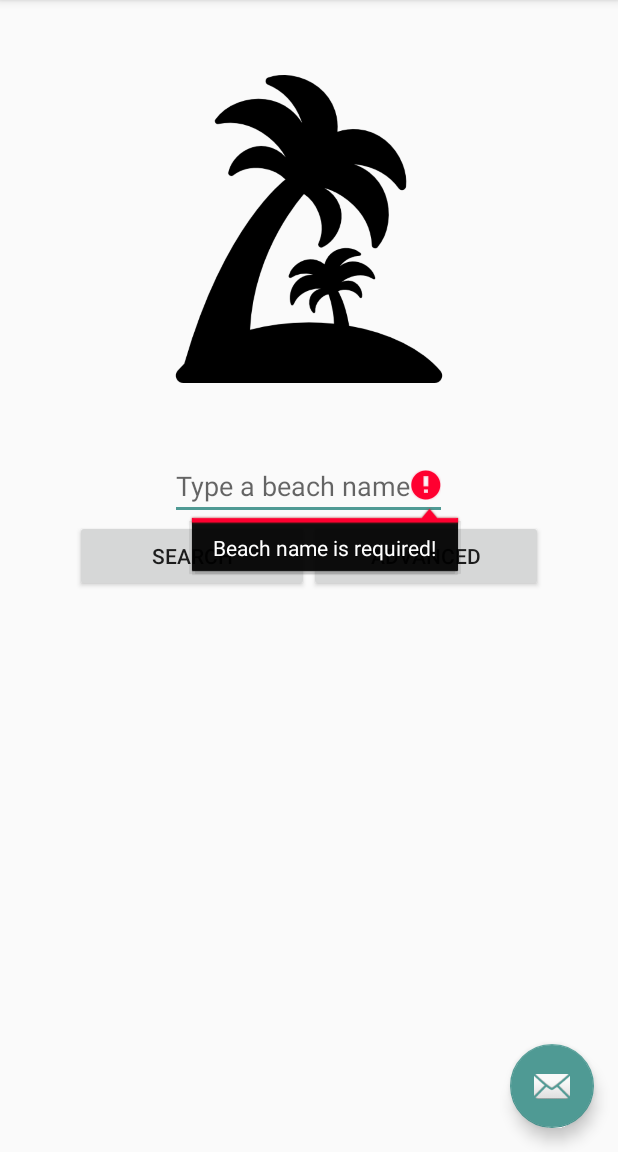
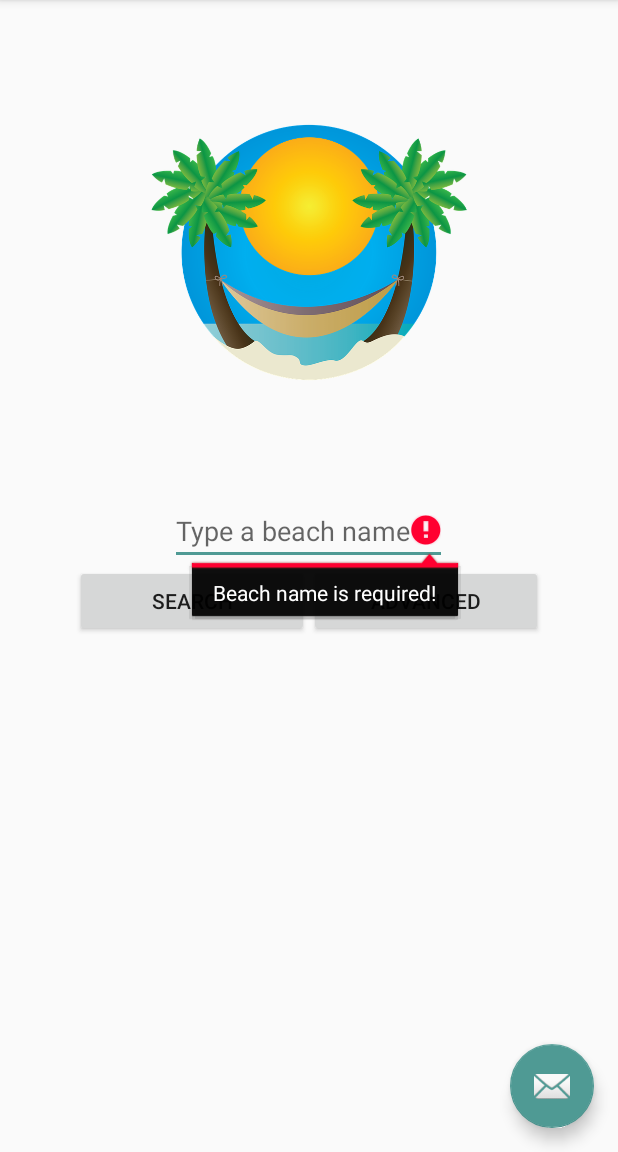
Before and after one commit to nvgomez11/BeachFinder, an Android app: the SearchActivity screen opened directly, with no data from a screen before it, after a tap on "SEARCH", on a phone screen of 412 x 824 dp, the part 84-1236 px from its top. Run offline under Robolectric (Android 15) with nearby library versions, the light colour scheme and no system bars; our stand-ins replace Volley; libraries missing offline, so code that uses them is left out: com.facebook, com.facebook.login; network calls fail; Roboto replaces fonts that are not available here.

Commit message:
arreglo en despliegue de fotos de playa seleccionada

```diff
--- a/FrontEnd/app/src/main/java/com/example/nelson/beachfinder/Description.java
+++ b/FrontEnd/app/src/main/java/com/example/nelson/beachfinder/Description.java
@@ -16,8 +16,12 @@ import android.view.MenuItem;
 
 import com.facebook.login.LoginManager;
 
+import java.util.ArrayList;
+
 public class Description extends AppCompatActivity
         implements NavigationView.OnNavigationItemSelectedListener {
+
+    ArrayList<String> chosen_beach_info = new ArrayList<String>();
 
     @Override
     protected void onCreate(Bundle savedInstanceState) {
--- a/FrontEnd/app/src/main/java/com/example/nelson/beachfinder/SearchActivity.java
+++ b/FrontEnd/app/src/main/java/com/example/nelson/beachfinder/SearchActivity.java
@@ -46,9 +46,8 @@ public class SearchActivity extends AppCompatActivity
     DrawerLayout drawer;
     NavigationView navigationView;
     Toolbar toolbar=null;
-    AutoCompleteTextView txtView;
+    AutoCompleteTextView txtField;
     static String beachNameWritten = "";
-
 
     static ArrayList<ArrayList> all_json_beaches = new ArrayList<ArrayList>();
     RequestQueue mRequestQueue;
@@ -63,20 +62,15 @@ public class SearchActivity extends AppCompatActivity
         super.onCreate(savedInstanceState);
         setContentView(R.layout.activity_search);
 
-
+        all_json_beaches.clear();
+        txtField=findViewById(R.id.auto_comp_text);
+        txtField.setText("");
+        Button search_button = findViewById(R.id.button_search);
 
         //-------------------------------------
         Toolbar toolbar = (Toolbar) findViewById(R.id.toolbar);
         setSupportActionBar(toolbar);
 
-        FloatingActionButton fab = (FloatingActionButton) findViewById(R.id.fab);
-        fab.setOnClickListener(new View.OnClickListener() {
-            @Override
-            public void onClick(View view) {
-                Snackbar.make(view, "Replace with your own action", Snackbar.LENGTH_LONG)
-                        .setAction("Action", null).show();
-            }
-        });
 
         drawer = (DrawerLayout) findViewById(R.id.drawer_layout);
         ActionBarDrawerToggle toggle = new ActionBarDrawerToggle(
@@ -88,10 +82,6 @@ public class SearchActivity extends AppCompatActivity
         navigationView = (NavigationView) findViewById(R.id.nav_view);
         navigationView.setNavigationItemSelectedListener(this);
         //-------------------------------------
-
-        Button search_button = findViewById(R.id.button_search);
-
-
 
         //request_json(activityName);
         //Instantiate the cache
@@ -236,18 +226,18 @@ public class SearchActivity extends AppCompatActivity
     }
 
     public void goBeachListActivity(View view){
-        txtView = findViewById(R.id.auto_comp_text);
-        beachNameWritten = String.valueOf(txtView.getText());
+        txtField = findViewById(R.id.auto_comp_text);
+        beachNameWritten = String.valueOf(txtField.getText());
 
-        if( txtView.getText().toString().trim().equals(""))
+        if( txtField.getText().toString().trim().equals(""))
         {
-            txtView.setError( "Beach name is required!" );
+            txtField.setError( "Beach name is required!" );
 
-            txtView.setHint("Type a beach name");
+            txtField.setHint("Type a beach name");
         } else {
             Intent intent = new Intent(this,beachList.class);
             intent.putExtra("activity_name","search");
-            intent.putExtra("beachWritten_name", txtView.getText().toString());
+            intent.putExtra("beachWritten_name", txtField.getText().toString());
             AdvancedSearch.data_selected_list.clear();
             AdvancedSearch.data_selected_list.add("Any");
             AdvancedSearch.data_selected_list.add("Any");
--- a/FrontEnd/app/src/main/java/com/example/nelson/beachfinder/SelectedBeach.java
+++ b/FrontEnd/app/src/main/java/com/example/nelson/beachfinder/SelectedBeach.java
@@ -120,7 +120,8 @@ public class SelectedBeach extends AppCompatActivity
     }
 
     public void go_pictures_activity(View view){
-        Intent intent = new Intent(this,Pictures.class);
+        Intent intent = new Intent(getApplicationContext(),Pictures.class);
+        intent.putStringArrayListExtra("selected_beach",chosen_beach_info);
         startActivity(intent);
     }
     public void go_comments_activity(View view){
@@ -129,7 +130,8 @@ public class SelectedBeach extends AppCompatActivity
     }
 
     public void go_description_activity(View view){
-        Intent intent = new Intent(this,Description.class);
+        Intent intent = new Intent(getApplicationContext(),Description.class);
+        intent.putStringArrayListExtra("selected_beach",chosen_beach_info);
         startActivity(intent);
     }
 }
--- a/FrontEnd/app/src/main/res/layout/content_search.xml
+++ b/FrontEnd/app/src/main/res/layout/content_search.xml
@@ -22,11 +22,11 @@
             <ImageView
                 android:id="@+id/imageView4"
                 android:layout_width="match_parent"
-                android:layout_height="255dp"
+                android:layout_height="285dp"
                 android:layout_marginBottom="46dp"
                 android:contentDescription="@string/Image_description"
                 android:paddingTop="50dp"
-                app:srcCompat="@drawable/palmera_icon" />
+                app:srcCompat="@drawable/search_icon_yes" />
 
             <AutoCompleteTextView
                 android:id="@+id/auto_comp_text"
```
Also changed, not shown: FrontEnd/app/src/main/java/com/example/nelson/beachfinder/Pictures.java (+18 -0 lines), FrontEnd/app/src/main/res/layout/content_pictures.xml (+26 -0 lines), FrontEnd/app/src/main/res/drawable/icon_search.png (added), FrontEnd/app/src/main/res/drawable/search_icon_yes.png (added).
